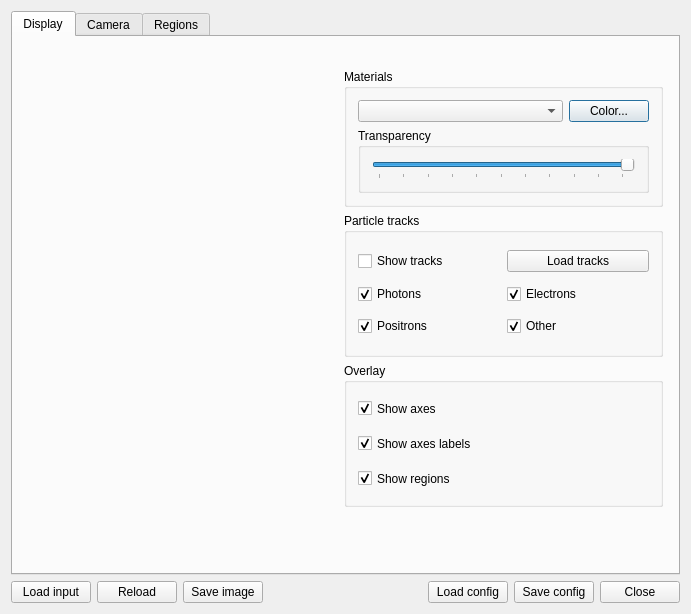
Before: the Qt Designer form HEN_HOUSE/egs++/view/viewcontrol.ui in nrc-cnrc/EGSnrc, drawn with Qt 5.
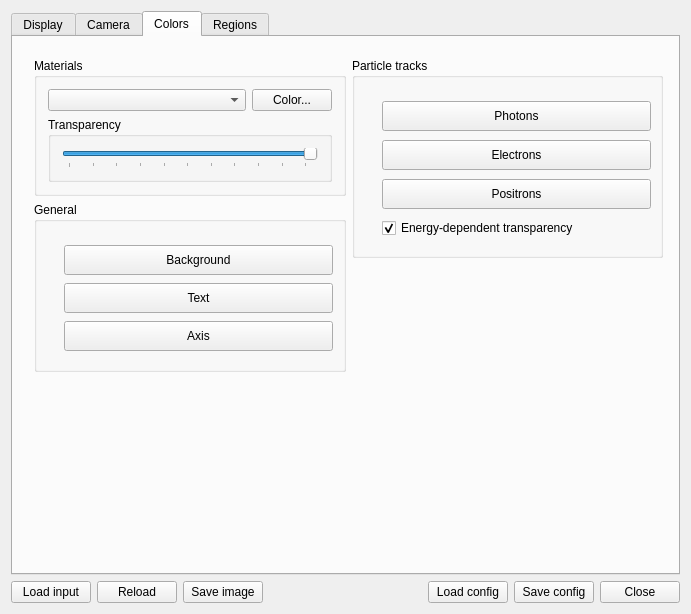
After: the same form once the commit is applied. The open tabs and pages were chosen to show the change.

Commit message:
Add egs_view color selection
Add a new tab in egs_view to control various display colors. Also remove
the 'other' particle type controls since it does nothing.

Change the file opening dialogs to default to the same directory as the
input file.

Diff of the .ui file:
```diff
--- a/HEN_HOUSE/egs++/view/viewcontrol.ui
+++ b/HEN_HOUSE/egs++/view/viewcontrol.ui
@@ -98,86 +98,6 @@
               </property>
              </spacer>
             </item>
-            <item>
-             <widget class="QGroupBox" name="groupBox20">
-              <property name="sizePolicy">
-               <sizepolicy hsizetype="Expanding" vsizetype="Preferred">
-                <horstretch>0</horstretch>
-                <verstretch>0</verstretch>
-               </sizepolicy>
-              </property>
-              <property name="maximumSize">
-               <size>
-                <width>16777215</width>
-                <height>16777215</height>
-               </size>
-              </property>
-              <property name="title">
-               <string>Materials</string>
-              </property>
-              <layout class="QVBoxLayout" name="verticalLayout_2">
-               <item>
-                <layout class="QVBoxLayout" name="verticalLayout">
-                 <item>
-                  <layout class="QHBoxLayout" name="horizontalLayout">
-                   <item>
-                    <widget class="QComboBox" name="materialCB">
-                     <property name="minimumSize">
-                      <size>
-                       <width>120</width>
-                       <height>0</height>
-                      </size>
-                     </property>
-                    </widget>
-                   </item>
-                   <item>
-                    <widget class="QPushButton" name="pickColor">
-                     <property name="sizePolicy">
-                      <sizepolicy hsizetype="Fixed" vsizetype="Fixed">
-                       <horstretch>0</horstretch>
-                       <verstretch>0</verstretch>
-                      </sizepolicy>
-                     </property>
-                     <property name="text">
-                      <string>Color...</string>
-                     </property>
-                    </widget>
-                   </item>
-                  </layout>
-                 </item>
-                 <item>
-                  <widget class="QGroupBox" name="groupBox19">
-                   <property name="title">
-                    <string>Transparency</string>
-                   </property>
-                   <layout class="QHBoxLayout" name="horizontalLayout_2">
-                    <item>
-                     <widget class="QSlider" name="transparency">
-                      <property name="maximum">
-                       <number>255</number>
-                      </property>
-                      <property name="value">
-                       <number>255</number>
-                      </property>
-                      <property name="orientation">
-                       <enum>Qt::Horizontal</enum>
-                      </property>
-                      <property name="tickPosition">
-                       <enum>QSlider::TicksBelow</enum>
-                      </property>
-                      <property name="tickInterval">
-                       <number>25</number>
-                      </property>
-                     </widget>
-                    </item>
-                   </layout>
-                  </widget>
-                 </item>
-                </layout>
-               </item>
-              </layout>
-             </widget>
-            </item>
             <item>
              <widget class="QGroupBox" name="groupBox10">
               <property name="sizePolicy">
@@ -196,40 +116,20 @@
                <string>Particle tracks</string>
               </property>
               <layout class="QGridLayout">
-               <item row="1" column="0">
-                <widget class="QCheckBox" name="showPhotonsCheckbox">
-                 <property name="text">
-                  <string>Photons</string>
-                 </property>
-                 <property name="checked">
-                  <bool>true</bool>
-                 </property>
-                </widget>
-               </item>
-               <item row="2" column="0">
-                <widget class="QCheckBox" name="showPositronsCheckbox">
-                 <property name="text">
-                  <string>Positrons</string>
-                 </property>
-                 <property name="checked">
-                  <bool>true</bool>
-                 </property>
-                </widget>
-               </item>
                <item row="0" column="0">
                 <widget class="QCheckBox" name="showTracksCheckbox">
                  <property name="text">
                   <string>Show tracks</string>
                  </property>
                  <property name="checked">
-                  <bool>false</bool>
+                  <bool>true</bool>
                  </property>
                 </widget>
                </item>
-               <item row="2" column="1">
-                <widget class="QCheckBox" name="showOthersCheckbox">
+               <item row="1" column="0">
+                <widget class="QCheckBox" name="showPhotonsCheckbox">
                  <property name="text">
-                  <string>Other</string>
+                  <string>Photons</string>
                  </property>
                  <property name="checked">
                   <bool>true</bool>
@@ -246,7 +146,17 @@
                  </property>
                 </widget>
                </item>
-               <item row="0" column="1">
+               <item row="1" column="2">
+                <widget class="QCheckBox" name="showPositronsCheckbox">
+                 <property name="text">
+                  <string>Positrons</string>
+                 </property>
+                 <property name="checked">
+                  <bool>true</bool>
+                 </property>
+                </widget>
+               </item>
+               <item row="0" column="2">
                 <widget class="QPushButton" name="loadTracks">
                  <property name="text">
                   <string>Load tracks</string>
@@ -356,7 +266,7 @@
               <property name="sizeHint" stdset="0">
                <size>
                 <width>20</width>
-                <height>40</height>
+                <height>160</height>
                </size>
               </property>
              </spacer>
@@ -882,6 +792,327 @@
          </layout>
         </widget>
        </widget>
+       <widget class="QWidget" name="colorTab">
+        <attribute name="title">
+         <string>Colors</string>
+        </attribute>
+        <widget class="QWidget" name="horizontalLayoutWidget_3">
+         <property name="geometry">
+          <rect>
+           <x>10</x>
+           <y>10</y>
+           <width>651</width>
+           <height>511</height>
+          </rect>
+         </property>
+         <layout class="QHBoxLayout" name="horizontalLayout_7">
+          <item>
+           <layout class="QVBoxLayout" name="verticalLayout_8">
+            <item>
+             <widget class="QGroupBox" name="groupBox20">
+              <property name="sizePolicy">
+               <sizepolicy hsizetype="Expanding" vsizetype="Preferred">
+                <horstretch>0</horstretch>
+                <verstretch>0</verstretch>
+               </sizepolicy>
+              </property>
+              <property name="maximumSize">
+               <size>
+                <width>16777215</width>
+                <height>16777215</height>
+               </size>
+              </property>
+              <property name="title">
+               <string>Materials</string>
+              </property>
+              <layout class="QVBoxLayout" name="verticalLayout_2">
+               <item>
+                <layout class="QVBoxLayout" name="verticalLayout">
+                 <item>
+                  <layout class="QHBoxLayout" name="horizontalLayout">
+                   <item>
+                    <widget class="QComboBox" name="materialCB">
+                     <property name="minimumSize">
+                      <size>
+                       <width>120</width>
+                       <height>0</height>
+                      </size>
+                     </property>
+                    </widget>
+                   </item>
+                   <item>
+                    <widget class="QPushButton" name="pickColor">
+                     <property name="sizePolicy">
+                      <sizepolicy hsizetype="Fixed" vsizetype="Fixed">
+                       <horstretch>0</horstretch>
+                       <verstretch>0</verstretch>
+                      </sizepolicy>
+                     </property>
+                     <property name="text">
+                      <string>Color...</string>
+                     </property>
+                    </widget>
+                   </item>
+                  </layout>
+                 </item>
+                 <item>
+                  <widget class="QGroupBox" name="groupBox19">
+                   <property name="title">
+                    <string>Transparency</string>
+                   </property>
+                   <layout class="QHBoxLayout" name="horizontalLayout_2">
+                    <item>
+                     <widget class="QSlider" name="transparency">
+                      <property name="maximum">
+                       <number>255</number>
+                      </property>
+                      <property name="value">
+                       <number>255</number>
+                      </property>
+                      <property name="orientation">
+                       <enum>Qt::Horizontal</enum>
+                      </property>
+                      <property name="tickPosition">
+                       <enum>QSlider::TicksBelow</enum>
+                      </property>
+                      <property name="tickInterval">
+                       <number>25</number>
+                      </property>
+                     </widget>
+                    </item>
+                   </layout>
+                  </widget>
+                 </item>
+                </layout>
+               </item>
+              </layout>
+             </widget>
+            </item>
+            <item>
+             <widget class="QGroupBox" name="groupBox_2">
+              <property name="minimumSize">
+               <size>
+                <width>0</width>
+                <height>170</height>
+               </size>
+              </property>
+              <property name="title">
+               <string>General</string>
+              </property>
+              <widget class="QWidget" name="verticalLayoutWidget_3">
+               <property name="geometry">
+                <rect>
+                 <x>19</x>
+                 <y>30</y>
+                 <width>291</width>
+                 <height>134</height>
+                </rect>
+               </property>
+               <layout class="QVBoxLayout" name="verticalLayout_11">
+                <item>
+                 <widget class="QPushButton" name="cBackgroundButton">
+                  <property name="sizePolicy">
+                   <sizepolicy hsizetype="Expanding" vsizetype="Fixed">
+                    <horstretch>0</horstretch>
+                    <verstretch>0</verstretch>
+                   </sizepolicy>
+                  </property>
+                  <property name="minimumSize">
+                   <size>
+                    <width>200</width>
+                    <height>30</height>
+                   </size>
+                  </property>
+                  <property name="text">
+                   <string>Background</string>
+                  </property>
+                 </widget>
+                </item>
+                <item>
+                 <widget class="QPushButton" name="cTextButton">
+                  <property name="sizePolicy">
+                   <sizepolicy hsizetype="Expanding" vsizetype="Fixed">
+                    <horstretch>0</horstretch>
+                    <verstretch>0</verstretch>
+                   </sizepolicy>
+                  </property>
+                  <property name="minimumSize">
+                   <size>
+                    <width>200</width>
+                    <height>30</height>
+                   </size>
+                  </property>
+                  <property name="text">
+                   <string>Text</string>
+                  </property>
+                 </widget>
+                </item>
+                <item>
+                 <widget class="QPushButton" name="cAxisButton">
+                  <property name="sizePolicy">
+                   <sizepolicy hsizetype="Expanding" vsizetype="Fixed">
+                    <horstretch>0</horstretch>
+                    <verstretch>0</verstretch>
+                   </sizepolicy>
+                  </property>
+                  <property name="minimumSize">
+                   <size>
+                    <width>200</width>
+                    <height>30</height>
+                   </size>
+                  </property>
+                  <property name="text">
+                   <string>Axis</string>
+                  </property>
+                 </widget>
+                </item>
+               </layout>
+              </widget>
+             </widget>
+            </item>
+            <item>
+             <spacer name="verticalSpacer_9">
+              <property name="orientation">
+               <enum>Qt::Vertical</enum>
+              </property>
+              <property name="sizeHint" stdset="0">
+               <size>
+                <width>20</width>
+                <height>40</height>
+               </size>
+              </property>
+             </spacer>
+            </item>
+           </layout>
+          </item>
+          <item>
+           <layout class="QVBoxLayout" name="verticalLayout_15">
+            <property name="leftMargin">
+             <number>0</number>
+            </property>
+            <item>
+             <widget class="QGroupBox" name="groupBox_3">
+              <property name="minimumSize">
+               <size>
+                <width>0</width>
+                <height>200</height>
+               </size>
+              </property>
+              <property name="title">
+               <string>Particle tracks</string>
+              </property>
+              <widget class="QWidget" name="verticalLayoutWidget_2">
+               <property name="geometry">
+                <rect>
+                 <x>19</x>
+                 <y>29</y>
+                 <width>291</width>
+                 <height>166</height>
+                </rect>
+               </property>
+               <layout class="QVBoxLayout" name="verticalLayout_10">
+                <item>
+                 <widget class="QPushButton" name="cPhotonsButton">
+                  <property name="sizePolicy">
+                   <sizepolicy hsizetype="Expanding" vsizetype="Fixed">
+                    <horstretch>0</horstretch>
+                    <verstretch>0</verstretch>
+                   </sizepolicy>
+                  </property>
+                  <property name="minimumSize">
+                   <size>
+                    <width>200</width>
+                    <height>30</height>
+                   </size>
+                  </property>
+                  <property name="text">
+                   <string>Photons</string>
+                  </property>
+                 </widget>
+                </item>
+                <item>
+                 <widget class="QPushButton" name="cElectronsButton">
+                  <property name="sizePolicy">
+                   <sizepolicy hsizetype="Expanding" vsizetype="Fixed">
+                    <horstretch>0</horstretch>
+                    <verstretch>0</verstretch>
+                   </sizepolicy>
+                  </property>
+                  <property name="minimumSize">
+                   <size>
+                    <width>200</width>
+                    <height>30</height>
+                   </size>
+                  </property>
+                  <property name="text">
+                   <string>Electrons</string>
+                  </property>
+                 </widget>
+                </item>
+                <item>
+                 <widget class="QPushButton" name="cPositronsButton">
+                  <property name="sizePolicy">
+                   <sizepolicy hsizetype="Expanding" vsizetype="Fixed">
+                    <horstretch>0</horstretch>
+                    <verstretch>0</verstretch>
+                   </sizepolicy>
+                  </property>
+                  <property name="minimumSize">
+                   <size>
+                    <width>200</width>
+                    <height>30</height>
+                   </size>
+                  </property>
+                  <property name="text">
+                   <string>Positrons</string>
+                  </property>
+                 </widget>
+                </item>
+                <item>
+                 <widget class="QCheckBox" name="energyScalingCheckbox">
+                  <property name="text">
+                   <string>Energy-dependent transparency</string>
+                  </property>
+                  <property name="checked">
+                   <bool>true</bool>
+                  </property>
+                 </widget>
+                </item>
+               </layout>
+              </widget>
+             </widget>
+            </item>
+            <item>
+             <spacer name="verticalSpacer_10">
+              <property name="orientation">
+               <enum>Qt::Vertical</enum>
+              </property>
+              <property name="sizeHint" stdset="0">
+               <size>
+                <width>20</width>
+                <height>40</height>
+               </size>
+              </property>
+             </spacer>
+            </item>
+            <item>
+             <spacer name="horizontalSpacer_5">
+              <property name="orientation">
+               <enum>Qt::Horizontal</enum>
+              </property>
+              <property name="sizeHint" stdset="0">
+               <size>
+                <width>40</width>
+                <height>20</height>
+               </size>
+              </property>
+             </spacer>
+            </item>
+           </layout>
+          </item>
+         </layout>
+        </widget>
+       </widget>
        <widget class="QWidget" name="regionTab">
         <attribute name="title">
          <string>Regions</string>
```
Left out of the diff: 128 changed lines with no effect on the pictures. The commit also changes 9 other files.
